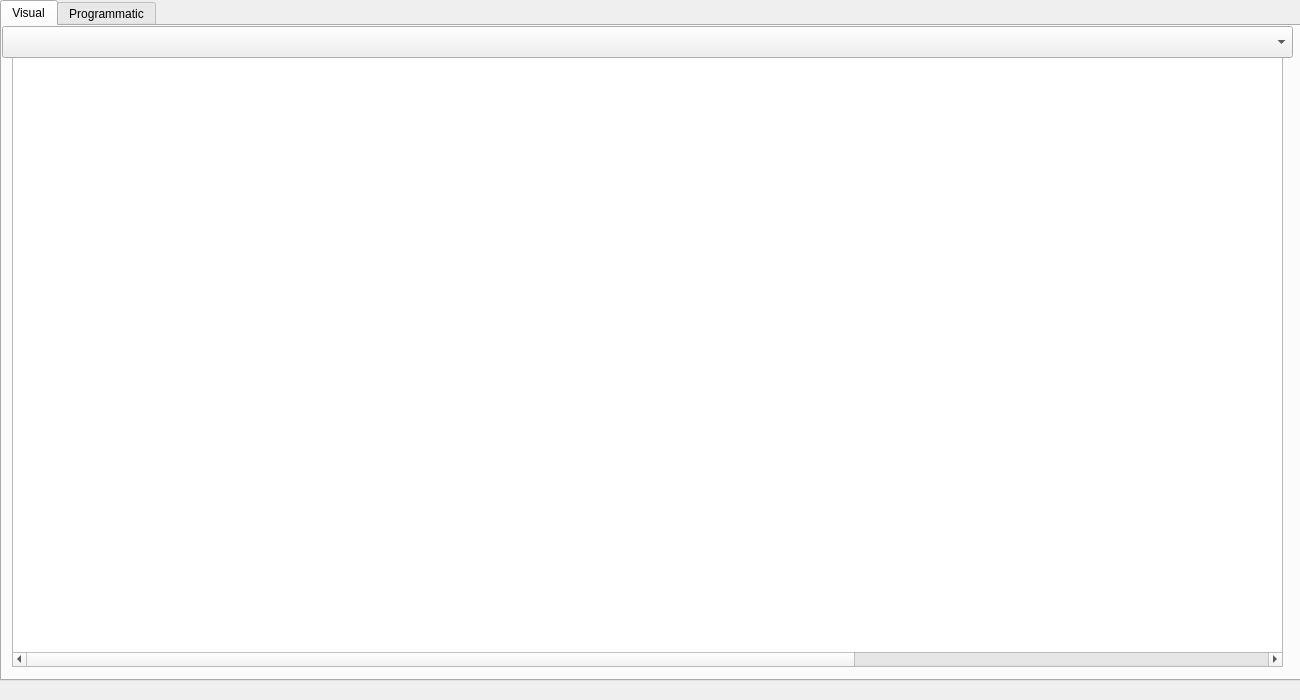
Above: layout/mainwindow.ui from MCMi460/PyTAS before the change. Below: the same form after it.
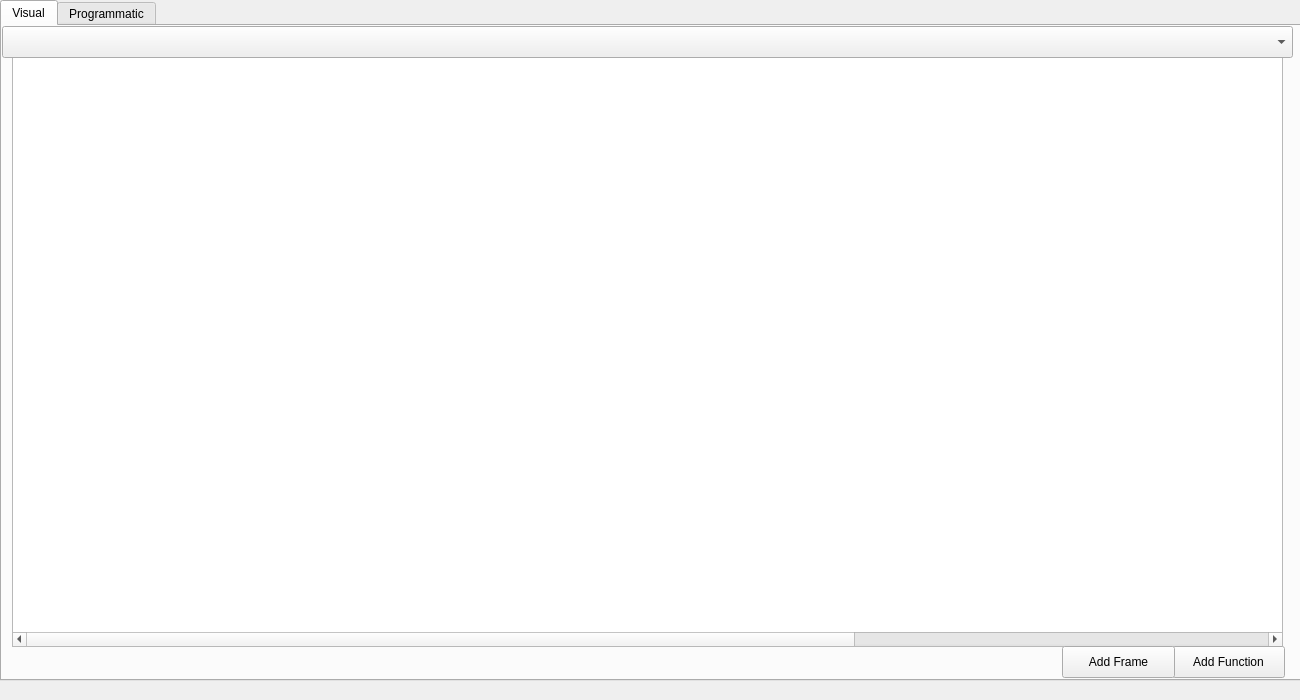
That is the form after the change.

Commit message: Quality of life improvements

The edit to the form file:
```diff
--- a/layout/mainwindow.ui
+++ b/layout/mainwindow.ui
@@ -36,7 +36,7 @@
         <x>10</x>
         <y>30</y>
         <width>1271</width>
-        <height>611</height>
+        <height>591</height>
        </rect>
       </property>
       <property name="font">
@@ -84,6 +84,32 @@
        </rect>
       </property>
      </widget>
+     <widget class="QPushButton" name="addFunction">
+      <property name="geometry">
+       <rect>
+        <x>1170</x>
+        <y>620</y>
+        <width>113</width>
+        <height>32</height>
+       </rect>
+      </property>
+      <property name="text">
+       <string>Add Function</string>
+      </property>
+     </widget>
+     <widget class="QPushButton" name="addFrame">
+      <property name="geometry">
+       <rect>
+        <x>1060</x>
+        <y>620</y>
+        <width>113</width>
+        <height>32</height>
+       </rect>
+      </property>
+      <property name="text">
+       <string>Add Frame</string>
+      </property>
+     </widget>
     </widget>
     <widget class="QWidget" name="tab2">
      <attribute name="title">
```
The commit also changes 2 other files.
